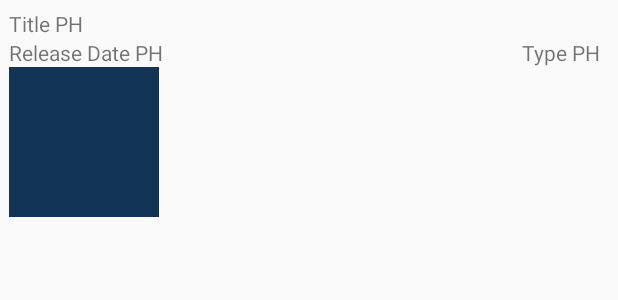
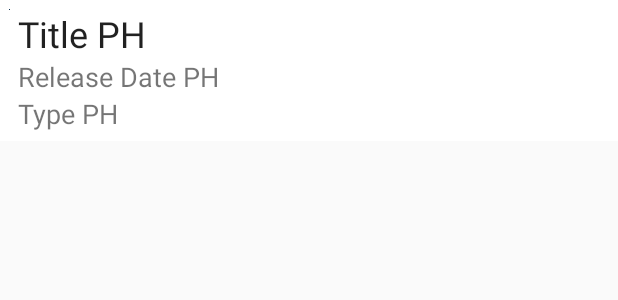
Before and after one commit to drea52693/MovieSearchApp, an Android app: the layout row_layout.xml on its own in the app's theme, with its tools: preview values and no code run, on a phone screen of 412 x 824 dp. Shown: the top 300 px of the screen. Run offline under Robolectric (Android 15) with nearby library versions, the phone set to English and light mode, and no system bars.

Commit message:
Updated UI, results are sorted by most current

```diff
--- a/app/src/main/res/layout/row_layout.xml
+++ b/app/src/main/res/layout/row_layout.xml
@@ -2,39 +2,53 @@
 <RelativeLayout
     xmlns:android="http://schemas.android.com/apk/res/android"
     xmlns:tools="http://schemas.android.com/tools"
+
     android:orientation="vertical"
     android:layout_width="match_parent"
     android:layout_height="wrap_content"
-    android:padding="6dp" >
+    android:padding="6dp"
+    android:background="@color/colorBackground">
 
     <TextView
         android:id="@+id/my_title_textview"
+        style = "@style/AppTheme"
         android:layout_width="wrap_content"
         android:layout_height="wrap_content"
-        android:text="Title PH" />
+        android:layout_alignParentTop="true"
+        android:layout_marginLeft="5dp"
+        android:layout_toRightOf="@id/poster"
+        android:fontFamily="sans-serif"
+        android:text="Title PH"
+        android:textSize="24sp"
+        android:typeface="normal"
+        />
 
     <TextView
         android:id="@+id/my_releasedate_textview"
         android:layout_width="wrap_content"
         android:layout_height="wrap_content"
         android:layout_below="@id/my_title_textview"
-        android:layout_alignParentStart="true"
-        android:text="Release Date PH" />
+        android:layout_marginLeft="5dp"
+        android:layout_toRightOf="@id/poster"
+        android:text="Release Date PH"
+        android:textSize="18sp"
+        />
 
     <TextView
         android:id="@+id/my_type_textview"
         android:layout_width="wrap_content"
         android:layout_height="wrap_content"
-        android:layout_alignParentEnd="true"
-        android:layout_alignTop="@+id/my_releasedate_textview"
-        android:layout_marginEnd="5dp"
-        android:text="Type PH" />
+        android:layout_below="@id/my_releasedate_textview"
+        android:layout_marginLeft="5dp"
+        android:layout_toRightOf="@id/poster"
+        android:text="Type PH"
+        android:textSize="18sp"
+        />
 
     <ImageView
         android:id="@+id/poster"
-        android:layout_width="100dp"
-        android:layout_height="100dp"
-        android:layout_below="@id/my_releasedate_textview"
+        android:layout_width="wrap_content"
+        android:layout_height="wrap_content"
         tools:src="#123456"
         />
 
--- a/app/src/main/res/values/colors.xml
+++ b/app/src/main/res/values/colors.xml
@@ -3,4 +3,5 @@
     <color name="colorPrimary">#3F51B5</color>
     <color name="colorPrimaryDark">#303F9F</color>
     <color name="colorAccent">#FF4081</color>
+    <color name="colorBackground">#FFFFFF</color>
 </resources>
--- a/app/src/main/res/values/styles.xml
+++ b/app/src/main/res/values/styles.xml
@@ -6,6 +6,7 @@
         <item name="colorPrimary">@color/colorPrimary</item>
         <item name="colorPrimaryDark">@color/colorPrimaryDark</item>
         <item name="colorAccent">@color/colorAccent</item>
+
     </style>
 
 </resources>
```
Also changed, not shown: app/src/main/java/com/example/dan/moviesearchapp/Movie.java (+46 -7 lines), app/src/main/java/com/example/dan/moviesearchapp/itemAdapter.java (+7 -4 lines), app/src/main/java/com/example/dan/moviesearchapp/listOfMoviesActivity.java (+14 -23 lines).
